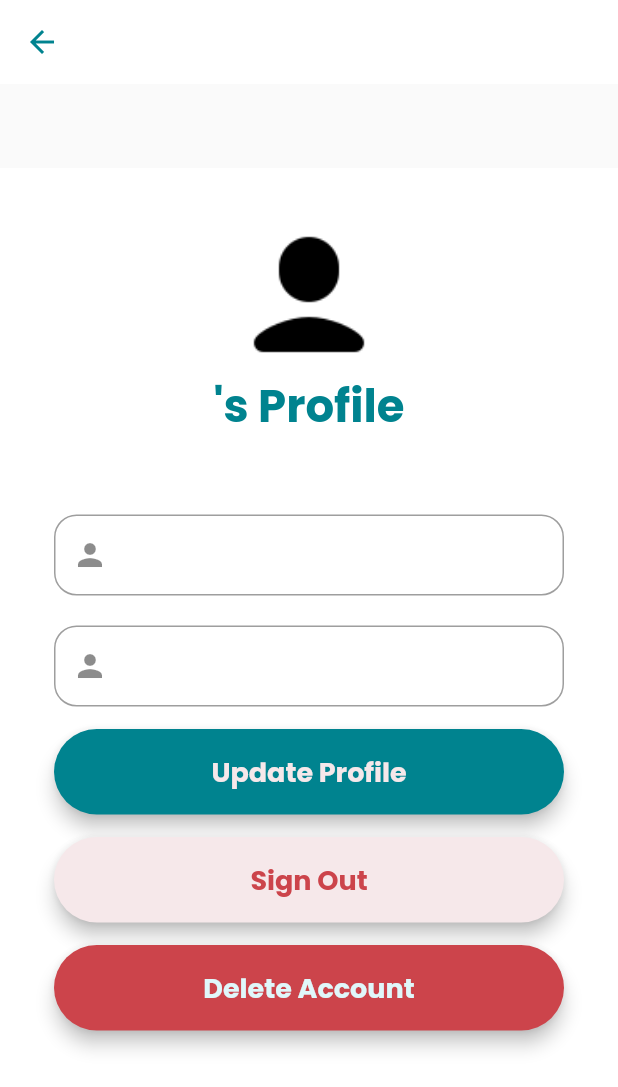
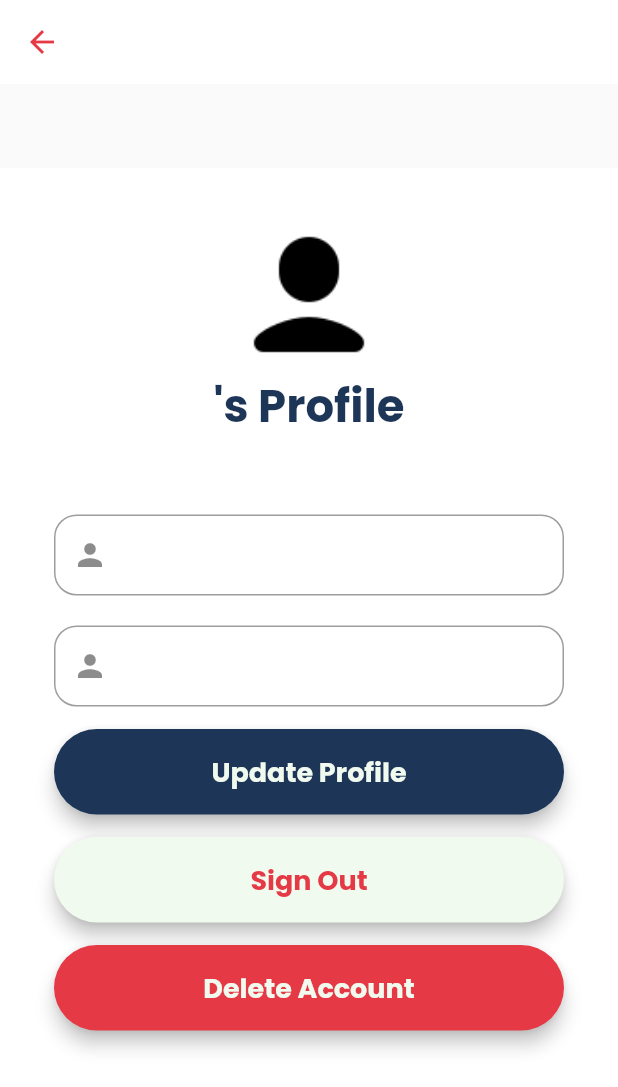
Before and after one commit to zul-aji/youmart_mobitech, a Flutter app: the screen it shows once a user with an empty profile is signed in, after a tap on the "person" icon, on a phone screen of 412 x 824 dp. Shown: the top 1087 px of the screen. Run offline on Flutter 3.47's test engine with Material 2 defaults, Android fonts, the phone set to English and light mode, and no system bars; our stand-ins replace cloud_firestore, email_validator, file_picker, firebase_auth, firebase_core, firebase_storage and 1 more; accounts and stored records are empty.

Commit message:
Minor UI changes
Changes in Color Palette and Logo

```diff
--- a/lib/constants.dart
+++ b/lib/constants.dart
@@ -1,7 +1,8 @@
 import 'package:flutter/material.dart';
 
-const colorPrimaryDark = Color(0xFF00838F);
-const colorPrimaryLight = Color(0xFFACACAC);
-const colorSecondary = Color(0xFFF6E8EA);
-const colorAccent = Color(0xFFCC444B);
+const colorPrimaryDark = Color(0xFF1D3557);
+const colorPrimary = Color(0xFF457B9D);
+const colorPrimaryLight = Color(0xFFA8DADC);
+const colorBase = Color(0xFFF1FAEE);
+const colorAccent = Color(0xFFE63946);
 const colorUnpicked = Color(0xFFACACAC);
--- a/lib/screens/home/components/body/add_item.dart
+++ b/lib/screens/home/components/body/add_item.dart
@@ -149,7 +149,7 @@ class _AddItemState extends State<AddItem> {
           "Upload Image",
           textAlign: TextAlign.center,
           style: TextStyle(
-              fontSize: 18, color: colorSecondary, fontWeight: FontWeight.bold),
+              fontSize: 18, color: colorBase, fontWeight: FontWeight.bold),
         ),
       ),
     );
@@ -166,7 +166,7 @@ class _AddItemState extends State<AddItem> {
           "Create Item",
           textAlign: TextAlign.center,
           style: TextStyle(
-              fontSize: 18, color: colorSecondary, fontWeight: FontWeight.bold),
+              fontSize: 18, color: colorBase, fontWeight: FontWeight.bold),
         ),
       ),
     );
@@ -184,7 +184,7 @@ class _AddItemState extends State<AddItem> {
           "Upload Item",
           textAlign: TextAlign.center,
           style: TextStyle(
-              fontSize: 18, color: colorSecondary, fontWeight: FontWeight.bold),
+              fontSize: 18, color: colorBase, fontWeight: FontWeight.bold),
         ),
       ),
     );
--- a/lib/screens/home/components/categories_home.dart
+++ b/lib/screens/home/components/categories_home.dart
@@ -93,7 +93,7 @@ class _CategoriesState extends State<Categories> {
         adminCategories[index],
         style: TextStyle(
           fontWeight: FontWeight.bold,
-          color: selectedIndex == index ? colorAccent : colorUnpicked,
+          color: selectedIndex == index ? colorPrimaryDark : colorUnpicked,
         ),
       );
     } else {
@@ -101,7 +101,7 @@ class _CategoriesState extends State<Categories> {
         customerCategories[index],
         style: TextStyle(
           fontWeight: FontWeight.bold,
-          color: selectedIndex == index ? colorAccent : colorUnpicked,
+          color: selectedIndex == index ? colorPrimaryDark : colorUnpicked,
         ),
       );
     }
--- a/lib/screens/home/home_screen.dart
+++ b/lib/screens/home/home_screen.dart
@@ -2,6 +2,7 @@ import 'package:cloud_firestore/cloud_firestore.dart';
 import 'package:firebase_auth/firebase_auth.dart';
 import 'package:flutter/material.dart';
 import 'package:fluttertoast/fluttertoast.dart';
+import 'package:youmart_mobitech/constants.dart';
 import 'package:youmart_mobitech/screens/home/components/home_body.dart';
 
 import '../../model/user_model.dart';
@@ -39,11 +40,11 @@ class _HomeScreenState extends State<HomeScreen> {
         if (loggedInUser.role == 'Admin') {
           return Text("Hello, Admin ${loggedInUser.firstName}",
               style: const TextStyle(
-                  color: Color(0xFF00838F), fontWeight: FontWeight.bold));
+                  color: colorPrimary, fontWeight: FontWeight.bold));
         } else {
           return Text("Hello, ${loggedInUser.firstName}",
               style: const TextStyle(
-                  color: Color(0xFF00838F), fontWeight: FontWeight.bold));
+                  color: colorPrimary, fontWeight: FontWeight.bold));
         }
       }),
     );
@@ -53,7 +54,7 @@ class _HomeScreenState extends State<HomeScreen> {
         return const Text(" ");
       } else {
         return IconButton(
-          icon: const Icon(Icons.search_outlined, color: Color(0xFFCC444B)),
+          icon: const Icon(Icons.search_outlined, color: colorAccent),
           onPressed: () {},
         );
       }
@@ -64,8 +65,7 @@ class _HomeScreenState extends State<HomeScreen> {
         return const Text(" ");
       } else {
         return IconButton(
-          icon:
-              const Icon(Icons.shopping_cart_rounded, color: Color(0xFFCC444B)),
+          icon: const Icon(Icons.shopping_cart_rounded, color: colorAccent),
           onPressed: () {},
         );
       }
@@ -74,14 +74,14 @@ class _HomeScreenState extends State<HomeScreen> {
     final upperLeftIcon3 = LayoutBuilder(builder: (context, constraints) {
       if (loggedInUser.role == 'Guest') {
         return IconButton(
-          icon: const Icon(Icons.logout_outlined, color: Color(0xFFCC444B)),
+          icon: const Icon(Icons.logout_outlined, color: colorAccent),
           onPressed: () {
             deleteAccount();
           },
         );
       } else {
         return IconButton(
-          icon: const Icon(Icons.person, color: Color(0xFFCC444B)),
+          icon: const Icon(Icons.person, color: colorAccent),
           onPressed: () {
             Navigator.push(context,
                 MaterialPageRoute(builder: (context) => UserProfile()));
@@ -94,7 +94,7 @@ class _HomeScreenState extends State<HomeScreen> {
         debugShowCheckedModeBanner: false,
         theme: ThemeData(fontFamily: 'Poppins'),
         home: Scaffold(
-            backgroundColor: const Color(0xFFF6E8EA),
+            backgroundColor: colorBase,
             appBar: AppBar(
               backgroundColor: Colors.transparent,
               elevation: 0,
--- a/lib/screens/login_screen.dart
+++ b/lib/screens/login_screen.dart
@@ -117,7 +117,7 @@ class _LoginScreenState extends State<LoginScreen> {
           textAlign: TextAlign.center,
           style: TextStyle(
             fontSize: 20,
-            color: Color(0xFFFFFFFF),
+            color: colorBase,
             fontFamily: 'Poppins',
             fontWeight: FontWeight.w700,
           ),
@@ -129,7 +129,7 @@ class _LoginScreenState extends State<LoginScreen> {
     final guestLoginButton = Material(
       elevation: 5,
       borderRadius: BorderRadius.circular(30),
-      color: colorSecondary,
+      color: colorBase,
       child: MaterialButton(
         padding: const EdgeInsets.fromLTRB(20, 15, 20, 15),
         minWidth: MediaQuery.of(context).size.width,
@@ -164,13 +164,14 @@ class _LoginScreenState extends State<LoginScreen> {
                     mainAxisAlignment: MainAxisAlignment.center,
                     crossAxisAlignment: CrossAxisAlignment.center,
                     children: <Widget>[
+                      const SizedBox(height: 20),
                       SizedBox(
-                          height: 150,
+                          height: 110,
                           child: Image.asset(
                             "images/Logo.png",
                             fit: BoxFit.contain,
                           )),
-                      const SizedBox(height: 25),
+                      const SizedBox(height: 30),
                       emailField,
                       const SizedBox(height: 20),
                       passwordField,
@@ -184,7 +185,7 @@ class _LoginScreenState extends State<LoginScreen> {
                           'Forgot Password?',
                           style: TextStyle(
                             decoration: TextDecoration.underline,
-                            color: colorPrimaryDark,
+                            color: colorAccent,
                             fontSize: 20,
                             fontFamily: 'Poppins',
                             fontWeight: FontWeight.w500,
@@ -198,7 +199,7 @@ class _LoginScreenState extends State<LoginScreen> {
                       RichText(
                         text: TextSpan(
                           style: const TextStyle(
-                            color: colorAccent,
+                            color: colorPrimary,
                             fontSize: 20,
                             fontFamily: 'Poppins',
                             fontWeight: FontWeight.w500,
@@ -211,7 +212,7 @@ class _LoginScreenState extends State<LoginScreen> {
                               text: 'Sign Up',
                               style: const TextStyle(
                                 decoration: TextDecoration.underline,
-                                color: colorPrimaryDark,
+                                color: colorAccent,
                                 fontFamily: 'Poppins',
                               ),
                             ),
--- a/lib/screens/userprofile_screen.dart
+++ b/lib/screens/userprofile_screen.dart
@@ -2,6 +2,7 @@ import 'package:cloud_firestore/cloud_firestore.dart';
 import 'package:firebase_auth/firebase_auth.dart';
 import 'package:flutter/material.dart';
 import 'package:fluttertoast/fluttertoast.dart';
+import 'package:youmart_mobitech/constants.dart';
 
 import '../model/user_model.dart';
 
@@ -62,11 +63,11 @@ class _UserProfileState extends State<UserProfile> {
         contentPadding: const EdgeInsets.fromLTRB(20, 15, 20, 15),
         hintText: loggedInUser.firstName,
         border: OutlineInputBorder(
-          borderSide: BorderSide(width: 3, color: Colors.cyan.shade800),
+          borderSide: const BorderSide(width: 3, color: colorPrimary),
           borderRadius: BorderRadius.circular(15),
         ),
         focusedBorder: OutlineInputBorder(
-          borderSide: BorderSide(width: 3, color: Colors.cyan.shade800),
+          borderSide: const BorderSide(width: 3, color: colorPrimary),
           borderRadius: BorderRadius.circular(15),
         ),
       ),
@@ -93,11 +94,11 @@ class _UserProfileState extends State<UserProfile> {
         contentPadding: const EdgeInsets.fromLTRB(20, 15, 20, 15),
         hintText: loggedInUser.secondName,
         border: OutlineInputBorder(
-          borderSide: BorderSide(width: 3, color: Colors.cyan.shade800),
+          borderSide: const BorderSide(width: 3, color: colorPrimary),
           borderRadius: BorderRadius.circular(15),
         ),
         focusedBorder: OutlineInputBorder(
-          borderSide: BorderSide(width: 3, color: Colors.cyan.shade800),
+          borderSide: const BorderSide(width: 3, color: colorPrimary),
           borderRadius: BorderRadius.circular(15),
         ),
       ),
@@ -108,7 +109,7 @@ class _UserProfileState extends State<UserProfile> {
     final updateButton = Material(
       elevation: 5,
       borderRadius: BorderRadius.circular(30),
-      color: Colors.cyan.shade800,
+      color: colorPrimaryDark,
       child: MaterialButton(
         padding: const EdgeInsets.fromLTRB(20, 15, 20, 15),
         minWidth: MediaQuery.of(context).size.width,
@@ -117,9 +118,7 @@ class _UserProfileState extends State<UserProfile> {
           "Update Profile",
           textAlign: TextAlign.center,
           style: TextStyle(
-              fontSize: 18,
-              color: Color(0xFFF6E8EA),
-              fontWeight: FontWeight.bold),
+              fontSize: 18, color: colorBase, fontWeight: FontWeight.bold),
         ),
       ),
     );
@@ -128,7 +127,7 @@ class _UserProfileState extends State<UserProfile> {
     final signOutButton = Material(
       elevation: 5,
       borderRadius: BorderRadius.circular(30),
-      color: const Color(0xFFF6E8EA),
+      color: colorBase,
       child: MaterialButton(
         padding: const EdgeInsets.fromLTRB(20, 15, 20, 15),
         minWidth: MediaQuery.of(context).size.width,
@@ -139,9 +138,7 @@ class _UserProfileState extends State<UserProfile> {
           "Sign Out",
           textAlign: TextAlign.center,
           style: TextStyle(
-              fontSize: 18,
-              color: Color(0xFFCC444B),
-              fontWeight: FontWeight.bold),
+              fontSize: 18, color: colorAccent, fontWeight: FontWeight.bold),
         ),
       ),
     );
@@ -150,20 +147,18 @@ class _UserProfileState extends State<UserProfile> {
     final deleteButton = Material(
       elevation: 5,
       borderRadius: BorderRadius.circular(30),
-      color: const Color(0xFFCC444B),
+      color: colorAccent,
       child: MaterialButton(
         padding: const EdgeInsets.fromLTRB(20, 15, 20, 15),
         minWidth: MediaQuery.of(context).size.width,
         onPressed: () {
           deleteAccount();
         },
-        child: Text(
+        child: const Text(
           "Delete Account",
           textAlign: TextAlign.center,
           style: TextStyle(
-              fontSize: 18,
-              color: Colors.cyan.shade50,
-              fontWeight: FontWeight.bold),
+              fontSize: 18, color: colorBase, fontWeight: FontWeight.bold),
         ),
       ),
     );
@@ -172,18 +167,18 @@ class _UserProfileState extends State<UserProfile> {
       if (loggedInUser.role == 'Admin') {
         return Text(
           "Admin ${loggedInUser.firstName}'s Profile",
-          style: TextStyle(
+          style: const TextStyle(
               fontSize: 30,
               fontWeight: FontWeight.bold,
-              color: Colors.cyan.shade800),
+              color: colorPrimaryDark),
         );
       } else {
         return Text(
           "${loggedInUser.firstName}'s Profile",
-          style: TextStyle(
+          style: const TextStyle(
               fontSize: 30,
               fontWeight: FontWeight.bold,
-              color: Colors.cyan.shade800),
+              color: colorPrimaryDark),
         );
       }
     });
@@ -196,7 +191,7 @@ class _UserProfileState extends State<UserProfile> {
             backgroundColor: const Color(0xFFFFFFFF),
             elevation: 0,
             leading: IconButton(
-              icon: Icon(Icons.arrow_back, color: Colors.cyan.shade800),
+              icon: const Icon(Icons.arrow_back, color: colorAccent),
               onPressed: () {
                 Navigator.of(context).pop();
               },
@@ -223,8 +218,8 @@ class _UserProfileState extends State<UserProfile> {
                         const SizedBox(height: 3),
                         Text(
                           '${loggedInUser.email}',
-                          style: TextStyle(
-                              fontSize: 18, color: Colors.cyan.shade800),
+                          style: const TextStyle(
+                              fontSize: 18, color: colorPrimary),
                         ),
                         const SizedBox(height: 20),
                         firstNameField,
```
Also changed, not shown: lib/screens/forgotpass_screen.dart (+12 -11 lines), lib/screens/registration_screen.dart (+18 -17 lines), images/Logo.png.
